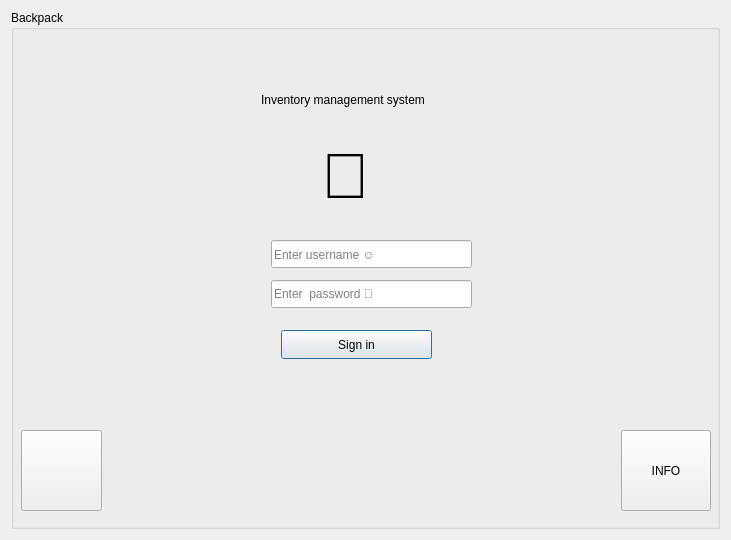
Above: login.ui from lejh-02/assignment before the change. Below: the same form after it.
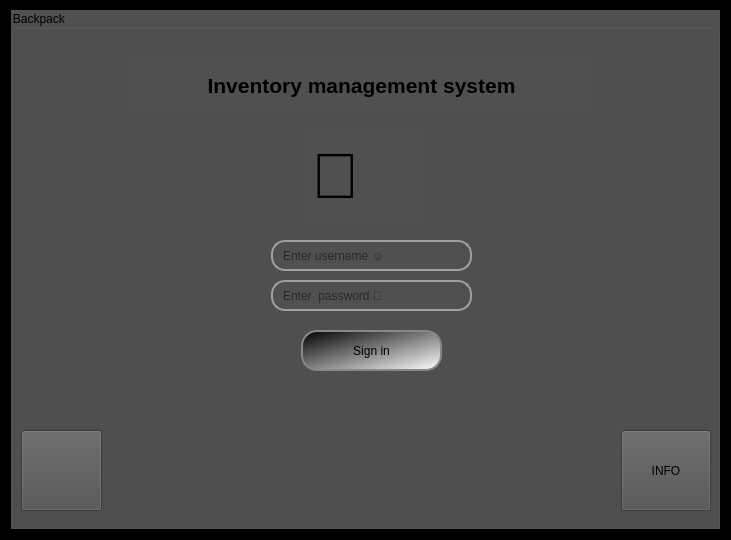
That is the form after the change. Icons and pictures are not drawn.

Diff of the .ui file:
```diff
--- a/login.ui
+++ b/login.ui
@@ -32,7 +32,7 @@
    <number>0</number>
   </property>
   <property name="styleSheet">
-   <string notr="true"/>
+   <string notr="true">background-color: qlineargradient(spread:pad, x1:0.402611, y1:0.403, x2:1, y2:0.403318, stop:0.862559 rgba(0, 0, 0, 255));</string>
   </property>
   <layout class="QGridLayout" name="gridLayout">
    <property name="topMargin">
@@ -43,6 +43,9 @@
    </property>
    <item row="4" column="0">
     <widget class="QGroupBox" name="groupBox">
+     <property name="styleSheet">
+      <string notr="true">background-color: rgb(80, 80, 80);</string>
+     </property>
      <property name="title">
       <string>Backpack </string>
      </property>
@@ -52,9 +55,22 @@
         <x>260</x>
         <y>230</y>
         <width>201</width>
-        <height>28</height>
+        <height>31</height>
        </rect>
       </property>
+      <property name="styleSheet">
+       <string notr="true">QLineEdit {
+    border: 2px solid #a0a0a0;
+    border-radius: 14px;      /* Controls the corner roundness */
+    padding: 4px 8px;        /* Keeps the text away from the borders */
+     /* Keeps the background white */
+}
+
+/* Optional: Change border color when clicked/focused */
+QLineEdit:focus {
+    border: 2px solid #0078d4; 
+}</string>
+      </property>
       <property name="placeholderText">
        <string>Enter username ☺️</string>
       </property>
@@ -65,15 +81,28 @@
         <x>260</x>
         <y>270</y>
         <width>201</width>
-        <height>28</height>
+        <height>31</height>
        </rect>
       </property>
       <property name="cursor">
-       <cursorShape>SizeHorCursor</cursorShape>
+       <cursorShape>IBeamCursor</cursorShape>
       </property>
       <property name="focusPolicy">
        <enum>Qt::FocusPolicy::WheelFocus</enum>
       </property>
+      <property name="styleSheet">
+       <string notr="true">QLineEdit {
+    border: 2px solid #a0a0a0;
+    border-radius: 14px;      /* Controls the corner roundness */
+    padding: 4px 8px;        /* Keeps the text away from the borders */
+     /* Keeps the background white */
+}
+
+/* Optional: Change border color when clicked/focused */
+QLineEdit:focus {
+    border: 2px solid #0078d4; 
+}</string>
+      </property>
       <property name="placeholderText">
        <string>Enter  password 🔑</string>
       </property>
@@ -81,32 +110,23 @@
      <widget class="QPushButton" name="loginButton">
       <property name="geometry">
        <rect>
-        <x>270</x>
+        <x>290</x>
         <y>320</y>
-        <width>151</width>
-        <height>29</height>
+        <width>141</width>
+        <height>41</height>
        </rect>
       </property>
       <property name="styleSheet">
-       <string notr="true">ui-&gt;loginButton-&gt;setStyleSheet(
-    &quot;QPushButton {&quot;
-    &quot;background-color: #00C9A7;&quot;
-    &quot;color: white;&quot;
-    &quot;border-radius: 10px;&quot;
-    &quot;padding: 10px;&quot;
-    &quot;font-weight: bold;&quot;
-    &quot;border: 2px solid #00C9A7;&quot;
-    &quot;}&quot;
+       <string notr="true">QPushButton {
+    border: 2px solid #888888;
+	
 
-    &quot;QPushButton:hover {&quot;
-    &quot;background-color: #00e6c3;&quot;
-    &quot;border: 2px solid #00ffe0;&quot;   // fake glow
-    &quot;}&quot;
 
-    &quot;QPushButton:pressed {&quot;
-    &quot;background-color: #009e82;&quot;
-    &quot;}&quot;
-);</string>
+	background-color: qlineargradient(spread:pad, x1:0, y3:0, x2:1, y2:1, stop:0 rgba(0, 0, 0, 255), stop:1 rgba(255, 255, 255, 255));
+    border-radius: 16px; /* Controls the corner roundness */
+    padding: 5px 15px;  /* Adds space around the text */
+}
+</string>
       </property>
       <property name="text">
        <string>Sign in</string>
@@ -115,7 +135,7 @@
      <widget class="QLabel" name="label">
       <property name="geometry">
        <rect>
-        <x>310</x>
+        <x>300</x>
         <y>120</y>
         <width>111</width>
         <height>91</height>
@@ -142,14 +162,14 @@
      <widget class="QLabel" name="label_2">
       <property name="geometry">
        <rect>
-        <x>250</x>
-        <y>80</y>
-        <width>221</width>
-        <height>20</height>
+        <x>120</x>
+        <y>50</y>
+        <width>461</width>
+        <height>51</height>
        </rect>
       </property>
       <property name="text">
-       <string>Inventory management system</string>
+       <string>&lt;html&gt;&lt;head/&gt;&lt;body&gt;&lt;p align=&quot;center&quot;&gt;&lt;span style=&quot; font-size:16pt; font-weight:700;&quot;&gt;Inventory management system&lt;/span&gt;&lt;/p&gt;&lt;/body&gt;&lt;/html&gt;</string>
       </property>
       <property name="wordWrap">
        <bool>false</bool>
@@ -180,6 +200,19 @@
         <height>81</height>
        </rect>
       </property>
+      <property name="styleSheet">
+       <string notr="true">QLineEdit {
+    border: 2px solid #a0a0a0;
+    border-radius: 14px;      /* Controls the corner roundness */
+    padding: 4px 8px;        /* Keeps the text away from the borders */
+     /* Keeps the background white */
+}
+
+/* Optional: Change border color when clicked/focused */
+QLineEdit:focus {
+    border: 2px solid #0078d4; 
+}</string>
+      </property>
       <property name="text">
        <string/>
       </property>
```
